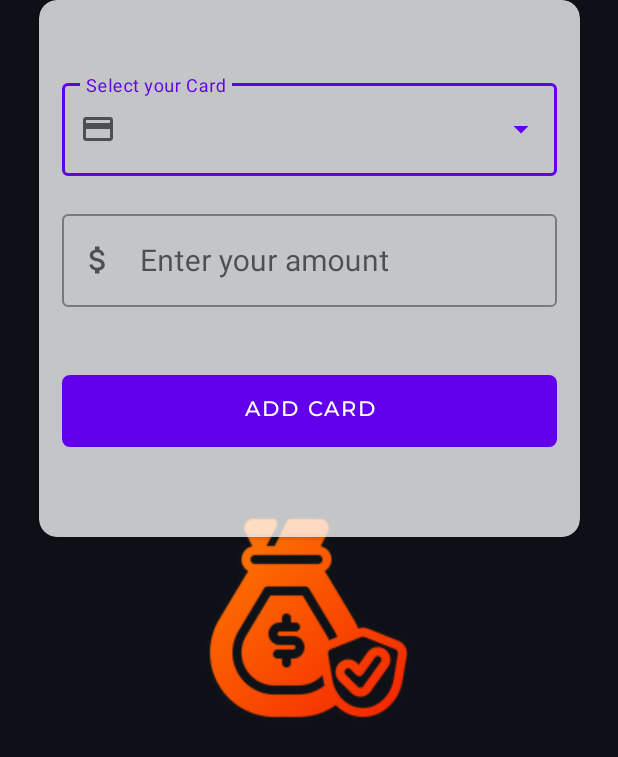
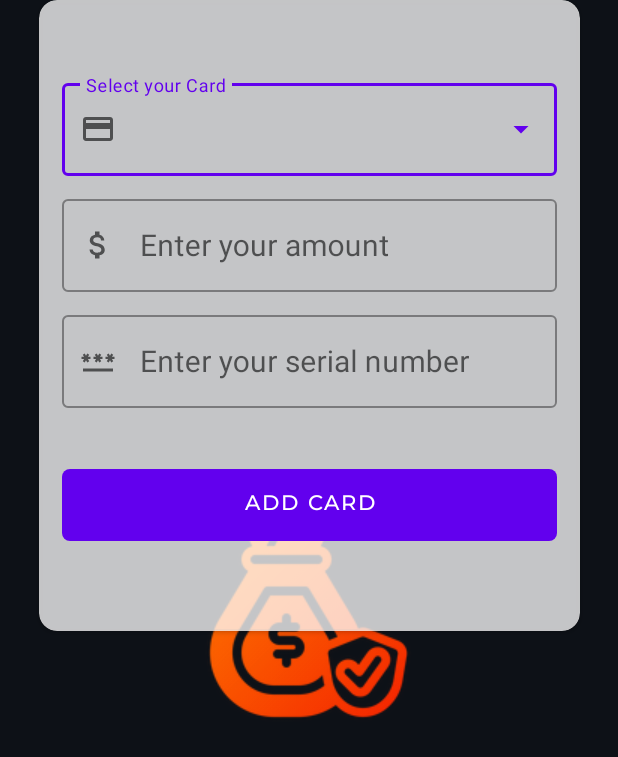
Before and after one commit to Kshitiz-Mhto/CashPI, an Android app: the layout custom_dialog_layout_addingcards.xml on its own in the app's theme, with its tools: preview values and no code run, on a phone screen of 412 x 824 dp. Shown: the top 757 px of the screen. Run offline under Robolectric (Android 15) with nearby library versions, the phone set to English and light mode, and no system bars.

Commit message:
feat: added custom dialog box for access the cash for withdraw and deposit also added made minor changes

```diff
--- /dev/null
+++ b/app/src/main/res/drawable/ic_password_24.xml
@@ -0,0 +1,5 @@
+<vector android:height="24dp" android:tint="#0D1117"
+    android:viewportHeight="24" android:viewportWidth="24"
+    android:width="24dp" xmlns:android="http://schemas.android.com/apk/res/android">
+    <path android:fillColor="@android:color/white" android:pathData="M2,17h20v2H2V17zM3.15,12.95L4,11.47l0.85,1.48l1.3,-0.75L5.3,10.72H7v-1.5H5.3l0.85,-1.47L4.85,7L4,8.47L3.15,7l-1.3,0.75L2.7,9.22H1v1.5h1.7L1.85,12.2L3.15,12.95zM9.85,12.2l1.3,0.75L12,11.47l0.85,1.48l1.3,-0.75l-0.85,-1.48H15v-1.5h-1.7l0.85,-1.47L12.85,7L12,8.47L11.15,7l-1.3,0.75l0.85,1.47H9v1.5h1.7L9.85,12.2zM23,9.22h-1.7l0.85,-1.47L20.85,7L20,8.47L19.15,7l-1.3,0.75l0.85,1.47H17v1.5h1.7l-0.85,1.48l1.3,0.75L20,11.47l0.85,1.48l1.3,-0.75l-0.85,-1.48H23V9.22z"/>
+</vector>
--- a/app/src/main/res/layout/custom_dialog_layout_addingcards.xml
+++ b/app/src/main/res/layout/custom_dialog_layout_addingcards.xml
@@ -22,7 +22,7 @@
         <com.google.android.material.textfield.TextInputLayout
             android:layout_width="match_parent"
             android:layout_height="wrap_content"
-            android:layout_marginBottom="20dp"
+            android:layout_marginBottom="10dp"
             android:hint="Select your Card"
             app:startIconDrawable="@drawable/ic_card"
             style="@style/Widget.MaterialComponents.TextInputLayout.OutlinedBox.ExposedDropdownMenu">
@@ -39,7 +39,7 @@
             android:layout_width="match_parent"
             android:layout_height="wrap_content"
             android:hint="Enter your amount"
-            android:layout_marginBottom="20dp"
+            android:layout_marginBottom="10dp"
             app:startIconDrawable="@drawable/ic_money_24"
             style="@style/Widget.MaterialComponents.TextInputLayout.OutlinedBox">
             <com.google.android.material.textfield.TextInputEditText
@@ -49,6 +49,23 @@
                 android:layout_height="wrap_content"
                 android:textColor="@color/blur"
                 android:inputType="number"
+                />
+        </com.google.android.material.textfield.TextInputLayout>
+
+        <com.google.android.material.textfield.TextInputLayout
+            android:layout_width="match_parent"
+            android:layout_height="wrap_content"
+            android:hint="Enter your serial number"
+            android:layout_marginBottom="15dp"
+            app:startIconDrawable="@drawable/ic_password_24"
+            style="@style/Widget.MaterialComponents.TextInputLayout.OutlinedBox">
+            <com.google.android.material.textfield.TextInputEditText
+                android:id="@+id/enteredSerialNum"
+                android:textSize="20sp"
+                android:layout_width="match_parent"
+                android:layout_height="wrap_content"
+                android:textColor="@color/blur"
+                android:inputType="textPhonetic"
                 />
         </com.google.android.material.textfield.TextInputLayout>
 
```
Also changed, not shown: app/src/main/res/layout/custom_dialog_box_cash_access.xml (+12 -5 lines).
